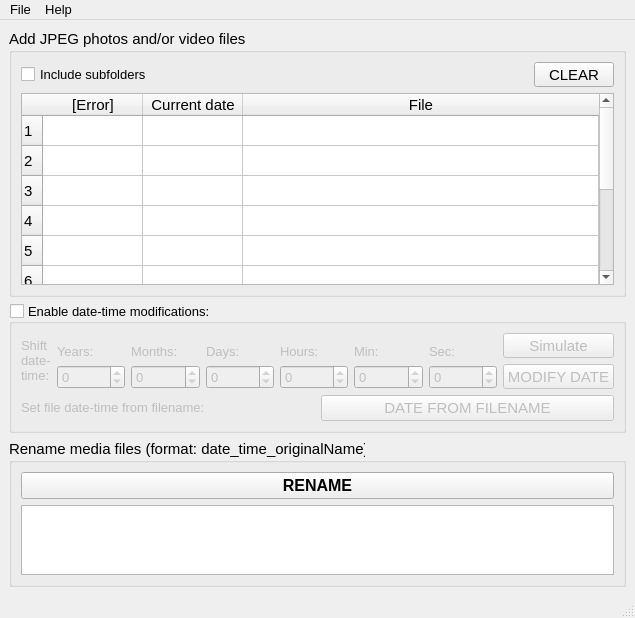
uemk/FotoSort, file my_gui/main_window.ui: the form before one commit.
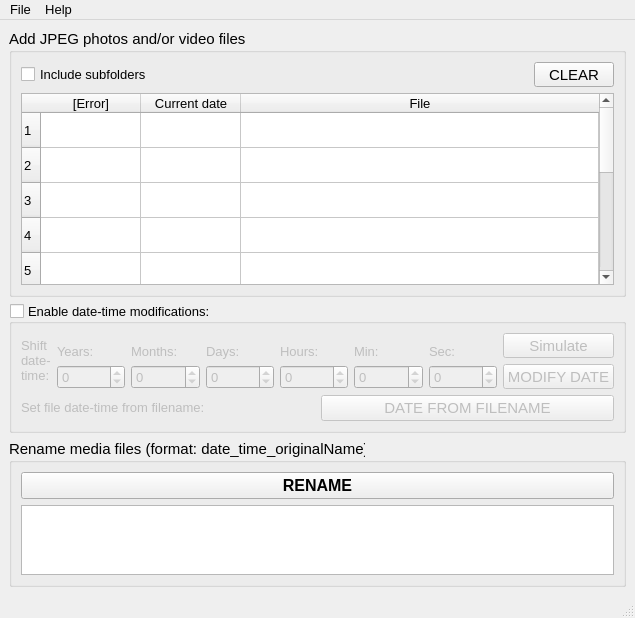
The form after the commit. Icons and pictures are not drawn.

Patch:
```diff
--- a/my_gui/main_window.ui
+++ b/my_gui/main_window.ui
@@ -7,7 +7,7 @@
     <x>0</x>
     <y>0</y>
     <width>635</width>
-    <height>608</height>
+    <height>606</height>
    </rect>
   </property>
   <property name="font">
@@ -100,7 +100,7 @@
          </property>
          <property name="font">
           <font>
-           <pointsize>11</pointsize>
+           <pointsize>10</pointsize>
           </font>
          </property>
          <property name="acceptDrops">
@@ -116,7 +116,7 @@
           <bool>true</bool>
          </attribute>
          <attribute name="verticalHeaderDefaultSectionSize">
-          <number>30</number>
+          <number>35</number>
          </attribute>
          <attribute name="verticalHeaderStretchLastSection">
           <bool>true</bool>
```
Left out of the diff: 2 changed lines with no effect on the pictures.
